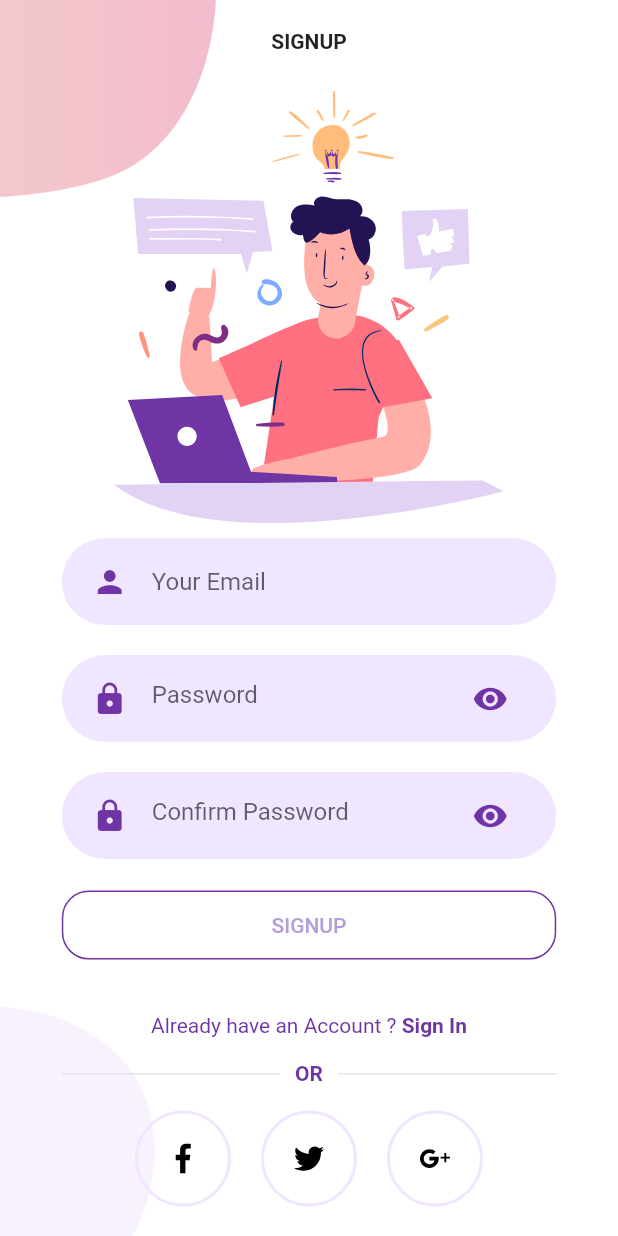
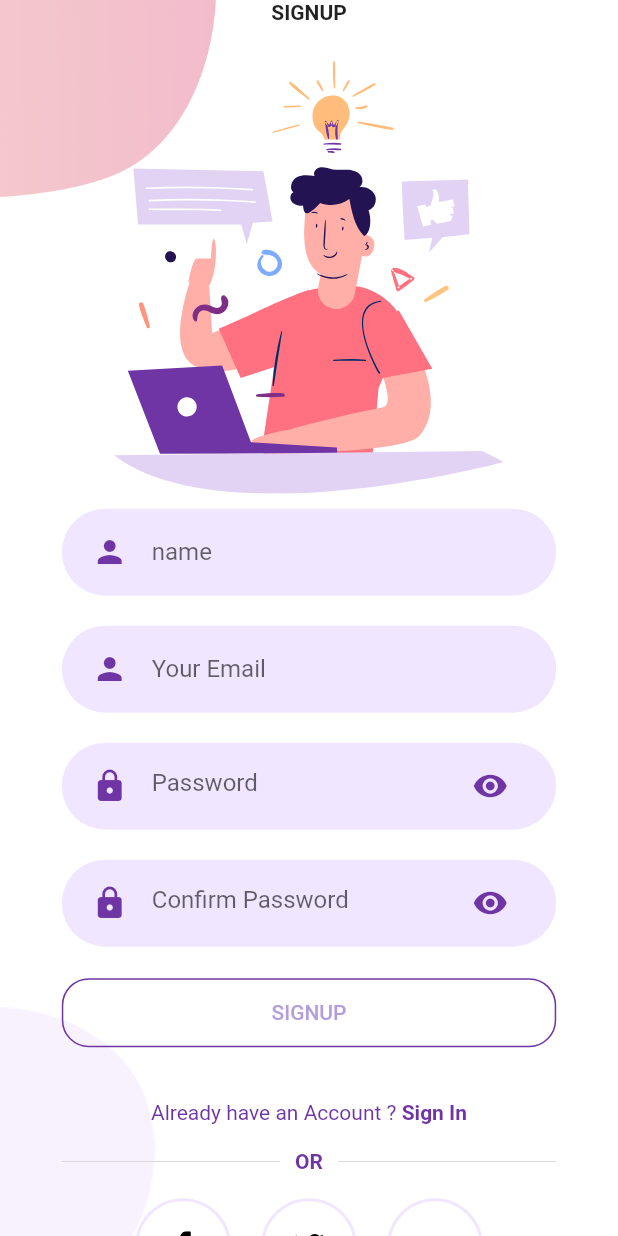
Before and after one commit to Dekaver/homely, a Flutter app: the SignUpScreen screen opened directly, after a tap on "SIGNUP", on a phone screen of 412 x 824 dp. Run offline on Flutter 3.47's test engine with Material 2 defaults, Android fonts, the phone set to English and light mode, and no system bars; our stand-ins replace flutter_svg, shared_preferences; accounts and stored records are empty; network calls fail.

Commit message:
fitur sign up

```diff
--- a/lib/Screens/Signup/components/body.dart
+++ b/lib/Screens/Signup/components/body.dart
@@ -1,3 +1,5 @@
+import 'dart:convert';
+
 import 'package:flutter/material.dart';
 import 'package:homely/Screens/Login/login_screen.dart';
 import 'package:homely/Screens/Signup/components/background.dart';
@@ -9,10 +11,16 @@ import 'package:homely/components/rounded_input_field.dart';
 import 'package:homely/components/rounded_password_field.dart';
 import 'package:flutter_svg/svg.dart';
 import 'package:homely/constants.dart';
+import 'package:homely/network_utils/api.dart';
+import 'package:shared_preferences/shared_preferences.dart';
 
 class Body extends StatelessWidget {
   @override
   Widget build(BuildContext context) {
+    TextEditingController nameText = TextEditingController();
+    TextEditingController emailText = TextEditingController();
+    TextEditingController passwordText = TextEditingController();
+    TextEditingController password2Text = TextEditingController();
     Size size = MediaQuery.of(context).size;
     return Background(
       child: SingleChildScrollView(
@@ -29,15 +37,23 @@ class Body extends StatelessWidget {
               height: size.height * 0.35,
             ),
             RoundedInputField(
+              hintText: "name",
+              controller: nameText,
+              onChanged: (value) {},
+            ),
+            RoundedInputField(
               hintText: "Your Email",
+              controller: emailText,
               onChanged: (value) {},
             ),
             RoundedPasswordField(
               hintText: "Password",
+              controller: passwordText,
               onChanged: (value) {},
             ),
             RoundedPasswordField(
               hintText: "Confirm Password",
+              controller: password2Text,
               onChanged: (value) {},
             ),
             RoundedButton(
@@ -45,7 +61,9 @@ class Body extends StatelessWidget {
               color: aPrimaryColor,
               rounded: 18.0,
               textColor: Colors.deepPurple.shade200,
-              press: () {},
+              press: () {
+                _register(context, nameText.text, emailText.text, passwordText.text);
+              },
             ),
             SizedBox(height: size.height * 0.03),
             AlreadyHaveAnAccountCheck(
@@ -84,4 +102,44 @@ class Body extends StatelessWidget {
       ),
     );
   }
+  void _register(BuildContext context, name, email, password)async{
+
+    var data = {
+      'name': name,
+      'email' : email,
+      'password': password,
+    };
+
+    var res = await Network().authData(data, '/api/signup');
+    var body = json.decode(res.body);
+    if(body['status'] == 'success'){
+      SharedPreferences localStorage = await SharedPreferences.getInstance();
+      localStorage.setString('token', json.encode(body['access_token']));
+      localStorage.setString('user', json.encode(body['user']));
+      Navigator.push(
+        context,
+        new MaterialPageRoute(
+            builder: (context) => LoginScreen()
+        ),
+      );
+    } else if(body['msg'] == 'Validator error'){
+      showDialog(
+        context: context,
+        builder: (context) {
+          return AlertDialog(
+            content: Text(body['content']['email'] == null ? body['content']['password']['0'] : body['content']['email']['0'])
+          );
+        },
+      );
+    }else{
+      showDialog(
+        context: context,
+        builder: (context) {
+          return AlertDialog(
+            content: Text(body['content'])
+          );
+        },
+      );
+    }
+  }
 }
```
Also changed, not shown: lib/Screens/Home/components/body.dart (+29 -0 lines), lib/Screens/Login/components/body.dart (+10 -0 lines).
